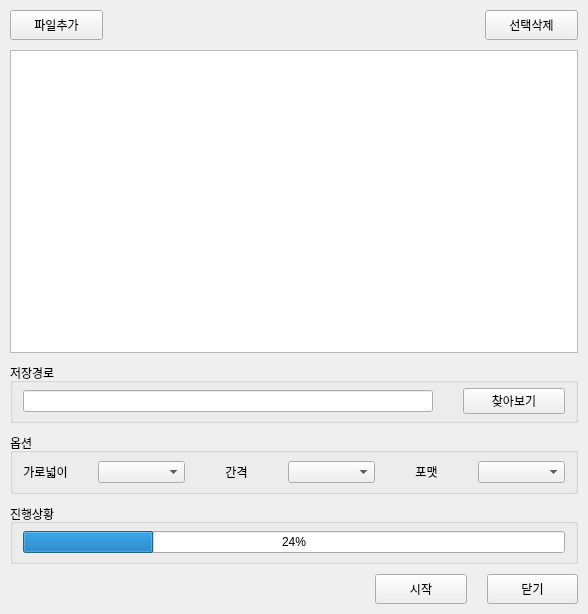
FactoryYadon/pygame_practice, file tkinter_study_with_pyqt/form/main_form.ui: the form before one commit.
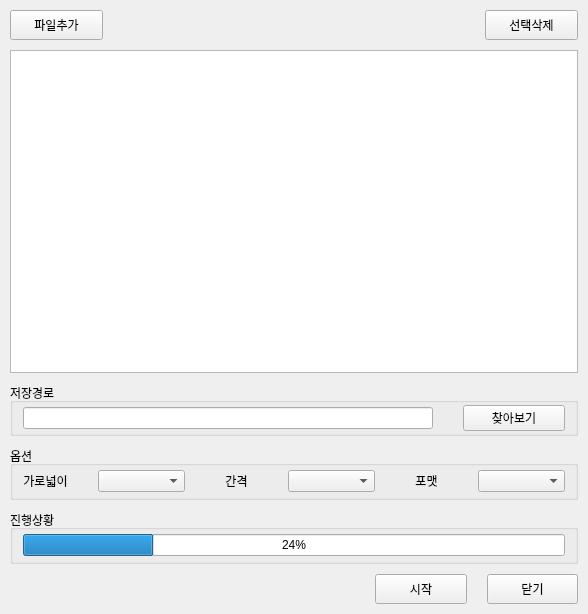
The form after the commit.

The edit to the form file:
```diff
--- a/tkinter_study_with_pyqt/form/main_form.ui
+++ b/tkinter_study_with_pyqt/form/main_form.ui
@@ -31,7 +31,7 @@
      <number>0</number>
     </property>
     <item row="0" column="0">
-     <layout class="QGridLayout" name="gridLayout" rowstretch="1,5,1,1,1,1" rowminimumheight="3,3,3,3,3,3">
+     <layout class="QGridLayout" name="gridLayout" rowstretch="1,6,1,1,1,1">
       <property name="leftMargin">
        <number>10</number>
       </property>
@@ -50,104 +50,6 @@
       <property name="verticalSpacing">
        <number>10</number>
       </property>
-      <item row="1" column="0">
-       <widget class="QTextBrowser" name="tb_File_list">
-        <property name="sizePolicy">
-         <sizepolicy hsizetype="Preferred" vsizetype="Preferred">
-          <horstretch>0</horstretch>
-          <verstretch>0</verstretch>
-         </sizepolicy>
-        </property>
-       </widget>
-      </item>
-      <item row="2" column="0">
-       <widget class="QGroupBox" name="groupBox">
-        <property name="title">
-         <string>저장경로</string>
-        </property>
-        <layout class="QGridLayout" name="gridLayout_3">
-         <property name="leftMargin">
-          <number>0</number>
-         </property>
-         <property name="topMargin">
-          <number>0</number>
-         </property>
-         <property name="rightMargin">
-          <number>0</number>
-         </property>
-         <property name="bottomMargin">
-          <number>0</number>
-         </property>
-         <property name="spacing">
-          <number>0</number>
-         </property>
-         <item row="1" column="1">
-          <layout class="QHBoxLayout" name="horizontalLayout_4" stretch="8,2">
-           <property name="spacing">
-            <number>30</number>
-           </property>
-           <property name="leftMargin">
-            <number>10</number>
-           </property>
-           <property name="rightMargin">
-            <number>10</number>
-           </property>
-           <item>
-            <widget class="QLineEdit" name="le_File_path"/>
-           </item>
-           <item>
-            <widget class="QPushButton" name="pushButton_5">
-             <property name="text">
-              <string>찾아보기</string>
-             </property>
-            </widget>
-           </item>
-          </layout>
-         </item>
-        </layout>
-       </widget>
-      </item>
-      <item row="4" column="0">
-       <widget class="QGroupBox" name="groupBox_3">
-        <property name="title">
-         <string>진행상황</string>
-        </property>
-        <layout class="QGridLayout" name="gridLayout_5">
-         <property name="leftMargin">
-          <number>0</number>
-         </property>
-         <property name="topMargin">
-          <number>0</number>
-         </property>
-         <property name="rightMargin">
-          <number>0</number>
-         </property>
-         <property name="bottomMargin">
-          <number>0</number>
-         </property>
-         <property name="spacing">
-          <number>0</number>
-         </property>
-         <item row="0" column="0">
-          <layout class="QHBoxLayout" name="horizontalLayout_5">
-           <property name="leftMargin">
-            <number>10</number>
-           </property>
-           <property name="rightMargin">
-            <number>10</number>
-           </property>
-           <item>
-            <widget class="QProgressBar" name="progressBar">
-             <property name="value">
-              <number>24</number>
-             </property>
-            </widget>
-           </item>
-          </layout>
-         </item>
-        </layout>
-       </widget>
-      </item>
       <item row="3" column="0">
        <widget class="QGroupBox" name="groupBox_2">
         <property name="title">
@@ -224,6 +126,158 @@
         </layout>
        </widget>
       </item>
+      <item row="5" column="0">
+       <layout class="QHBoxLayout" name="horizontalLayout_2" stretch="8,2,2">
+        <property name="spacing">
+         <number>20</number>
+        </property>
+        <property name="leftMargin">
+         <number>0</number>
+        </property>
+        <property name="rightMargin">
+         <number>0</number>
+        </property>
+        <item>
+         <spacer name="horizontalSpacer_2">
+          <property name="orientation">
+           <enum>Qt::Horizontal</enum>
+          </property>
+          <property name="sizeHint" stdset="0">
+           <size>
+            <width>40</width>
+            <height>20</height>
+           </size>
+          </property>
+         </spacer>
+        </item>
+        <item>
+         <widget class="QPushButton" name="btn_Start_conversion">
+          <property name="sizePolicy">
+           <sizepolicy hsizetype="Preferred" vsizetype="Maximum">
+            <horstretch>0</horstretch>
+            <verstretch>0</verstretch>
+           </sizepolicy>
+          </property>
+          <property name="maximumSize">
+           <size>
+            <width>16777215</width>
+            <height>30</height>
+           </size>
+          </property>
+          <property name="text">
+           <string>시작</string>
+          </property>
+         </widget>
+        </item>
+        <item>
+         <widget class="QPushButton" name="btn_Close_app">
+          <property name="sizePolicy">
+           <sizepolicy hsizetype="Preferred" vsizetype="Maximum">
+            <horstretch>0</horstretch>
+            <verstretch>0</verstretch>
+           </sizepolicy>
+          </property>
+          <property name="maximumSize">
+           <size>
+            <width>16777215</width>
+            <height>30</height>
+           </size>
+          </property>
+          <property name="text">
+           <string>닫기</string>
+          </property>
+         </widget>
+        </item>
+       </layout>
+      </item>
+      <item row="4" column="0">
+       <widget class="QGroupBox" name="groupBox_3">
+        <property name="title">
+         <string>진행상황</string>
+        </property>
+        <layout class="QGridLayout" name="gridLayout_5">
+         <property name="leftMargin">
+          <number>0</number>
+         </property>
+         <property name="topMargin">
+          <number>0</number>
+         </property>
+         <property name="rightMargin">
+          <number>0</number>
+         </property>
+         <property name="bottomMargin">
+          <number>0</number>
+         </property>
+         <property name="spacing">
+          <number>0</number>
+         </property>
+         <item row="0" column="0">
+          <layout class="QHBoxLayout" name="horizontalLayout_5">
+           <property name="leftMargin">
+            <number>10</number>
+           </property>
+           <property name="rightMargin">
+            <number>10</number>
+           </property>
+           <item>
+            <widget class="QProgressBar" name="progressBar">
+             <property name="value">
+              <number>24</number>
+             </property>
+            </widget>
+           </item>
+          </layout>
+         </item>
+        </layout>
+       </widget>
+      </item>
+      <item row="2" column="0">
+       <widget class="QGroupBox" name="groupBox">
+        <property name="title">
+         <string>저장경로</string>
+        </property>
+        <layout class="QGridLayout" name="gridLayout_3">
+         <property name="leftMargin">
+          <number>0</number>
+         </property>
+         <property name="topMargin">
+          <number>0</number>
+         </property>
+         <property name="rightMargin">
+          <number>0</number>
+         </property>
+         <property name="bottomMargin">
+          <number>0</number>
+         </property>
+         <property name="spacing">
+          <number>0</number>
+         </property>
+         <item row="1" column="1">
+          <layout class="QHBoxLayout" name="horizontalLayout_4" stretch="8,2">
+           <property name="spacing">
+            <number>30</number>
+           </property>
+           <property name="leftMargin">
+            <number>10</number>
+           </property>
+           <property name="rightMargin">
+            <number>10</number>
+           </property>
+           <item>
+            <widget class="QLineEdit" name="le_File_path"/>
+           </item>
+           <item>
+            <widget class="QPushButton" name="btn_Find_filepath">
+             <property name="text">
+              <string>찾아보기</string>
+             </property>
+            </widget>
+           </item>
+          </layout>
+         </item>
+        </layout>
+       </widget>
+      </item>
       <item row="0" column="0">
        <layout class="QHBoxLayout" name="horizontalLayout" stretch="2,8,2">
         <property name="spacing">
@@ -312,69 +366,12 @@
         </item>
        </layout>
       </item>
-      <item row="5" column="0">
-       <layout class="QHBoxLayout" name="horizontalLayout_2" stretch="8,2,2">
-        <property name="spacing">
-         <number>20</number>
+      <item row="1" column="0">
+       <widget class="QListWidget" name="listw_File_list">
+        <property name="selectionMode">
+         <enum>QAbstractItemView::MultiSelection</enum>
         </property>
-        <property name="leftMargin">
-         <number>0</number>
-        </property>
-        <property name="rightMargin">
-         <number>0</number>
-        </property>
-        <item>
-         <spacer name="horizontalSpacer_2">
-          <property name="orientation">
-           <enum>Qt::Horizontal</enum>
-          </property>
-          <property name="sizeHint" stdset="0">
-           <size>
-            <width>40</width>
-            <height>20</height>
-           </size>
-          </property>
-         </spacer>
-        </item>
-        <item>
-         <widget class="QPushButton" name="btn_Start_conversion">
-          <property name="sizePolicy">
-           <sizepolicy hsizetype="Preferred" vsizetype="Maximum">
-            <horstretch>0</horstretch>
-            <verstretch>0</verstretch>
-           </sizepolicy>
-          </property>
-          <property name="maximumSize">
-           <size>
-            <width>16777215</width>
-            <height>30</height>
-           </size>
-          </property>
-          <property name="text">
-           <string>시작</string>
-          </property>
-         </widget>
-        </item>
-        <item>
-         <widget class="QPushButton" name="btn_Close_app">
-          <property name="sizePolicy">
-           <sizepolicy hsizetype="Preferred" vsizetype="Maximum">
-            <horstretch>0</horstretch>
-            <verstretch>0</verstretch>
-           </sizepolicy>
-          </property>
-          <property name="maximumSize">
-           <size>
-            <width>16777215</width>
-            <height>30</height>
-           </size>
-          </property>
-          <property name="text">
-           <string>닫기</string>
-          </property>
-         </widget>
-        </item>
-       </layout>
+       </widget>
       </item>
      </layout>
     </item>
```
Left out of the diff: 2 changed lines with no effect on the pictures.
